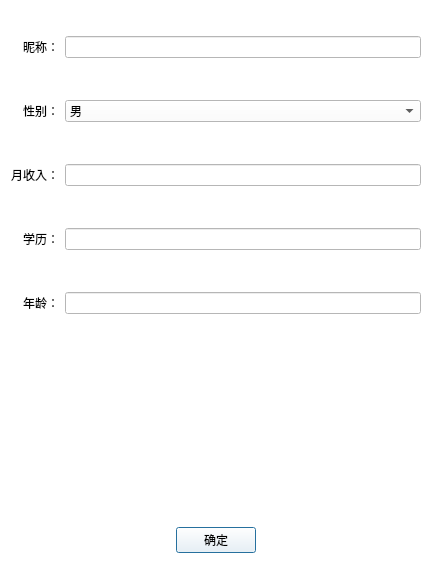
This is clientinfocollector.ui in FlyingBlazer/WAC as Qt 5 draws it before an edit. The edited form follows.
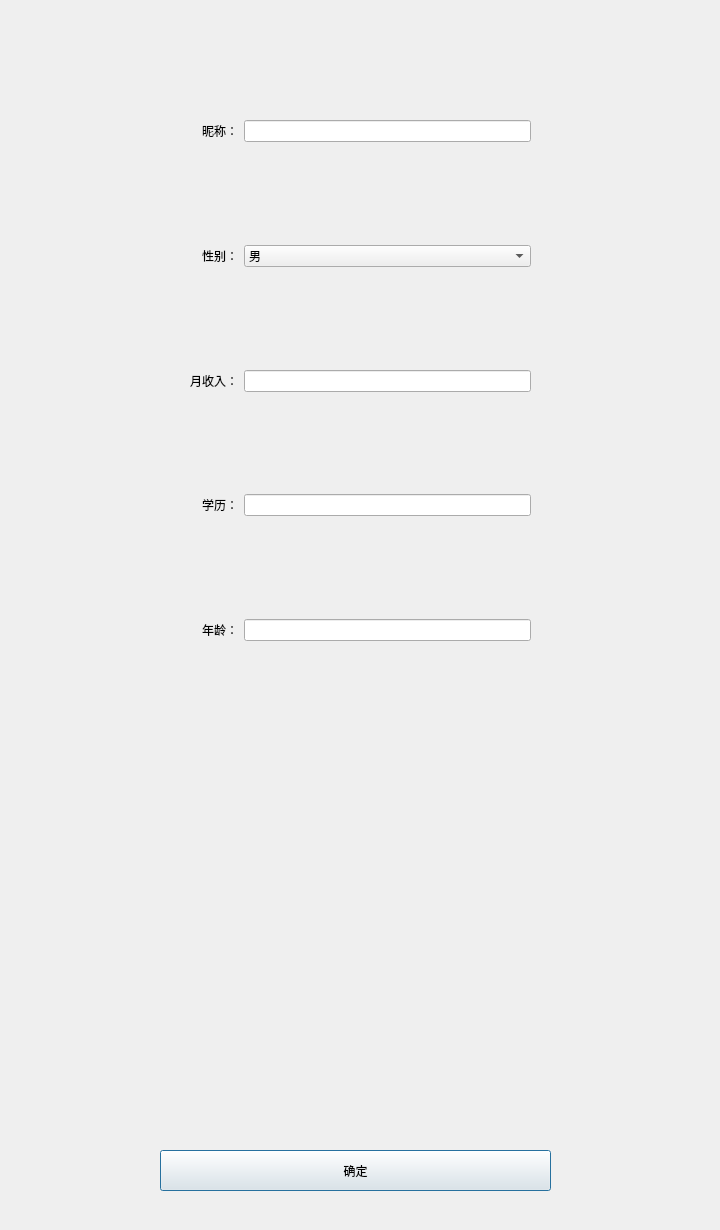
This is the edited form. Icons and pictures are not drawn.

What changed in the file:
```diff
--- a/clientinfocollector.ui
+++ b/clientinfocollector.ui
@@ -6,35 +6,71 @@
    <rect>
     <x>0</x>
     <y>0</y>
-    <width>432</width>
-    <height>564</height>
+    <width>720</width>
+    <height>1230</height>
    </rect>
   </property>
   <property name="windowTitle">
    <string>Dialog</string>
   </property>
   <property name="styleSheet">
-   <string notr="true">background-color: rgb(255, 255, 255);</string>
+   <string notr="true">background-image: url(:/UI/ClientInfoCollector.jpg);</string>
   </property>
-  <layout class="QVBoxLayout" name="verticalLayout">
-   <item>
-    <spacer name="verticalSpacer_2">
-     <property name="orientation">
-      <enum>Qt::Vertical</enum>
-     </property>
-     <property name="sizeType">
-      <enum>QSizePolicy::Preferred</enum>
-     </property>
-     <property name="sizeHint" stdset="0">
-      <size>
-       <width>20</width>
-       <height>40</height>
-      </size>
-     </property>
-    </spacer>
-   </item>
-   <item>
+  <widget class="QPushButton" name="okButton">
+   <property name="geometry">
+    <rect>
+     <x>160</x>
+     <y>1150</y>
+     <width>391</width>
+     <height>41</height>
+    </rect>
+   </property>
+   <property name="styleSheet">
+    <string notr="true">border-image: url(:/UI/buttonSkin.jpg);</string>
+   </property>
+   <property name="text">
+    <string>确定</string>
+   </property>
+  </widget>
+  <widget class="QWidget" name="widget" native="true">
+   <property name="geometry">
+    <rect>
+     <x>190</x>
+     <y>120</y>
+     <width>341</width>
+     <height>521</height>
+    </rect>
+   </property>
+   <property name="styleSheet">
+    <string notr="true">border-image: url(:/UI/SelectCar.jpg);</string>
+   </property>
     <layout class="QGridLayout" name="gridLayout">
+    <item row="0" column="0">
+     <widget class="QLabel" name="label">
+      <property name="styleSheet">
+       <string notr="true">border-image: url(:/UI/buttonSkin.jpg);</string>
+      </property>
+      <property name="text">
+       <string>昵称：</string>
+      </property>
+      <property name="alignment">
+       <set>Qt::AlignRight|Qt::AlignTrailing|Qt::AlignVCenter</set>
+      </property>
+     </widget>
+    </item>
+    <item row="3" column="1">
+     <spacer name="verticalSpacer_3">
+      <property name="orientation">
+       <enum>Qt::Vertical</enum>
+      </property>
+      <property name="sizeHint" stdset="0">
+       <size>
+        <width>20</width>
+        <height>10</height>
+       </size>
+      </property>
+     </spacer>
+    </item>
      <item row="7" column="1">
       <spacer name="verticalSpacer_6">
        <property name="orientation">
@@ -43,11 +79,18 @@
        <property name="sizeHint" stdset="0">
         <size>
          <width>20</width>
-         <height>40</height>
+        <height>10</height>
         </size>
        </property>
       </spacer>
      </item>
+    <item row="8" column="1">
+     <widget class="QLineEdit" name="ageEdit">
+      <property name="styleSheet">
+       <string notr="true">border-image: url(:/UI/buttonSkin.jpg);</string>
+      </property>
+     </widget>
+    </item>
      <item row="5" column="1">
       <spacer name="verticalSpacer_5">
        <property name="orientation">
@@ -56,29 +99,62 @@
        <property name="sizeHint" stdset="0">
         <size>
          <width>20</width>
-         <height>40</height>
+        <height>10</height>
         </size>
        </property>
       </spacer>
      </item>
-     <item row="3" column="1">
-      <spacer name="verticalSpacer_3">
+    <item row="8" column="0">
+     <widget class="QLabel" name="label_5">
+      <property name="styleSheet">
+       <string notr="true">border-image: url(:/UI/buttonSkin.jpg);</string>
+      </property>
+      <property name="text">
+       <string>年龄：</string>
+      </property>
+      <property name="alignment">
+       <set>Qt::AlignRight|Qt::AlignTrailing|Qt::AlignVCenter</set>
+      </property>
+     </widget>
+    </item>
+    <item row="1" column="1">
+     <spacer name="verticalSpacer">
        <property name="orientation">
         <enum>Qt::Vertical</enum>
        </property>
        <property name="sizeHint" stdset="0">
         <size>
-         <width>20</width>
-         <height>40</height>
+        <width>50</width>
+        <height>10</height>
         </size>
        </property>
       </spacer>
      </item>
-     <item row="0" column="1">
-      <widget class="QLineEdit" name="nicknameInput"/>
+    <item row="2" column="1">
+     <widget class="QComboBox" name="sexInput">
+      <property name="styleSheet">
+       <string notr="true">border-image: url(:/UI/buttonSkin.jpg);</string>
+      </property>
+      <property name="currentText">
+       <string>男</string>
+      </property>
+      <item>
+       <property name="text">
+        <string>男</string>
+       </property>
+      </item>
+      <item>
+       <property name="text">
+        <string>女</string>
+       </property>
+      </item>
+     </widget>
      </item>
      <item row="2" column="0">
       <widget class="QLabel" name="label_2">
+      <property name="styleSheet">
+       <string notr="true">border-image: url(:/UI/buttonSkin.jpg);</string>
+      </property>
        <property name="text">
         <string>性别：</string>
        </property>
@@ -87,8 +163,38 @@
        </property>
       </widget>
      </item>
+    <item row="6" column="1">
+     <widget class="QLineEdit" name="educationInput">
+      <property name="styleSheet">
+       <string notr="true">border-image: url(:/UI/buttonSkin.jpg);</string>
+      </property>
+     </widget>
+    </item>
+    <item row="6" column="0">
+     <widget class="QLabel" name="label_4">
+      <property name="styleSheet">
+       <string notr="true">border-image: url(:/UI/buttonSkin.jpg);</string>
+      </property>
+      <property name="text">
+       <string>学历：</string>
+      </property>
+      <property name="alignment">
+       <set>Qt::AlignRight|Qt::AlignTrailing|Qt::AlignVCenter</set>
+      </property>
+     </widget>
+    </item>
+    <item row="0" column="1">
+     <widget class="QLineEdit" name="nicknameInput">
+      <property name="styleSheet">
+       <string notr="true">border-image: url(:/UI/buttonSkin.jpg);</string>
+      </property>
+     </widget>
+    </item>
      <item row="4" column="0">
       <widget class="QLabel" name="label_3">
+      <property name="styleSheet">
+       <string notr="true">border-image: url(:/UI/buttonSkin.jpg);</string>
+      </property>
        <property name="text">
         <string>月收入：</string>
        </property>
@@ -98,127 +204,14 @@
       </widget>
      </item>
      <item row="4" column="1">
-      <widget class="QLineEdit" name="incomeInput"/>
-     </item>
-     <item row="6" column="0">
-      <widget class="QLabel" name="label_4">
-       <property name="text">
-        <string>学历：</string>
-       </property>
-       <property name="alignment">
-        <set>Qt::AlignRight|Qt::AlignTrailing|Qt::AlignVCenter</set>
-       </property>
-      </widget>
-     </item>
-     <item row="0" column="0">
-      <widget class="QLabel" name="label">
-       <property name="text">
-        <string>昵称：</string>
-       </property>
-       <property name="alignment">
-        <set>Qt::AlignRight|Qt::AlignTrailing|Qt::AlignVCenter</set>
-       </property>
-      </widget>
-     </item>
-     <item row="1" column="1">
-      <spacer name="verticalSpacer">
-       <property name="orientation">
-        <enum>Qt::Vertical</enum>
-       </property>
-       <property name="sizeHint" stdset="0">
-        <size>
-         <width>20</width>
-         <height>40</height>
-        </size>
-       </property>
-      </spacer>
-     </item>
-     <item row="6" column="1">
-      <widget class="QLineEdit" name="educationInput"/>
-     </item>
-     <item row="2" column="1">
-      <widget class="QComboBox" name="sexInput">
-       <property name="currentText">
-        <string>男</string>
-       </property>
-       <item>
-        <property name="text">
-         <string>男</string>
-        </property>
-       </item>
-       <item>
-        <property name="text">
-         <string>女</string>
-        </property>
-       </item>
-      </widget>
-     </item>
-     <item row="8" column="1">
-      <widget class="QLineEdit" name="ageEdit"/>
-     </item>
-     <item row="8" column="0">
-      <widget class="QLabel" name="label_5">
-       <property name="text">
-        <string>年龄：</string>
-       </property>
-       <property name="alignment">
-        <set>Qt::AlignRight|Qt::AlignTrailing|Qt::AlignVCenter</set>
-       </property>
-      </widget>
-     </item>
-    </layout>
-   </item>
-   <item>
-    <spacer name="verticalSpacer_4">
-     <property name="orientation">
-      <enum>Qt::Vertical</enum>
-     </property>
-     <property name="sizeHint" stdset="0">
-      <size>
-       <width>20</width>
-       <height>222</height>
-      </size>
-     </property>
-    </spacer>
-   </item>
-   <item>
-    <layout class="QHBoxLayout" name="horizontalLayout">
-     <item>
-      <spacer name="horizontalSpacer">
-       <property name="orientation">
-        <enum>Qt::Horizontal</enum>
-       </property>
-       <property name="sizeHint" stdset="0">
-        <size>
-         <width>40</width>
-         <height>20</height>
-        </size>
-       </property>
-      </spacer>
-     </item>
-     <item>
-      <widget class="QPushButton" name="okButton">
-       <property name="text">
-        <string>确定</string>
-       </property>
-      </widget>
-     </item>
-     <item>
-      <spacer name="horizontalSpacer_2">
-       <property name="orientation">
-        <enum>Qt::Horizontal</enum>
-       </property>
-       <property name="sizeHint" stdset="0">
-        <size>
-         <width>40</width>
-         <height>20</height>
-        </size>
-       </property>
-      </spacer>
-     </item>
-    </layout>
-   </item>
-  </layout>
+     <widget class="QLineEdit" name="incomeInput">
+      <property name="styleSheet">
+       <string notr="true">border-image: url(:/UI/buttonSkin.jpg);</string>
+      </property>
+     </widget>
+    </item>
+   </layout>
+  </widget>
  </widget>
  <resources/>
  <connections/>
```
Lines whose indentation alone changed are shown as unchanged.
